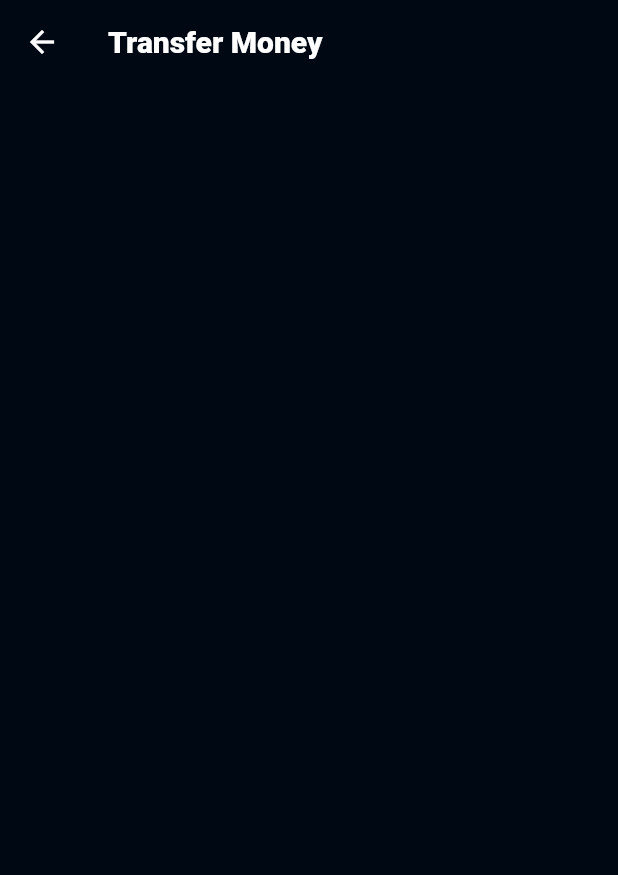
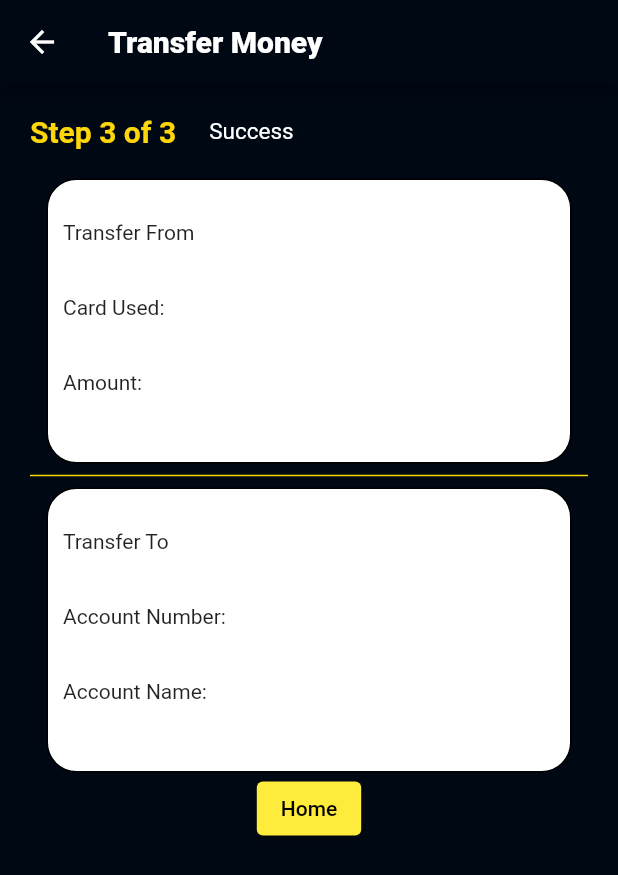
Before and after one commit to LaurenceOfValencia/mobile-banking-app, a Flutter app: the TransferMoneySuccess screen opened directly, on a phone screen of 412 x 824 dp. Shown: the top 875 px of the screen. Run offline on Flutter 3.47's test engine with Material 2 defaults, Android fonts, the phone set to English and light mode, and no system bars.

Commit message:
transfer money screen update
changed files names to accommodate transfer money confirmation screen

```diff
--- a/lib/main.dart
+++ b/lib/main.dart
@@ -1,6 +1,6 @@
 import 'package:flutter/material.dart';
 import 'package:mobile_banking_app/splash_screen.dart';
-
+import 'package:mobile_banking_app/transfer_money_screen.dart';
 
 void main() {
   runApp(const MyApp());
@@ -29,8 +29,7 @@ class MyApp extends StatelessWidget {
         primarySwatch: Colors.yellow,
         canvasColor: const Color(0xff000814),
       ),
-      home: const SplashScreen(),
-
+      home: TransferMoneyScreen(balance),
       debugShowCheckedModeBanner: false,
     );
   }
--- /dev/null
+++ b/lib/transfer_money_success.dart
@@ -0,0 +1,147 @@
+import 'package:flutter/material.dart';
+import 'package:mobile_banking_app/dashboard.dart';
+import 'package:mobile_banking_app/splash_screen.dart';
+
+class TransferMoneySuccess extends StatelessWidget {
+  const TransferMoneySuccess({Key? key}) : super(key: key);
+
+  @override
+  Widget build(BuildContext context) {
+    return Scaffold(
+      appBar: AppBar(
+        backgroundColor: Color(0xFF000814),
+        leading: Builder(
+          builder: (BuildContext context) {
+            return IconButton(
+              icon: const Icon(
+                Icons.arrow_back,
+                color: Colors.white,
+              ),
+              onPressed: () {}, //link back to prev page
+            );
+          },
+        ),
+        title: const Text(
+          "Transfer Money",
+          style: TextStyle(color: Colors.white, fontWeight: FontWeight.w900),
+        ),
+      ),
+      body: SingleChildScrollView(
+        child: Column(
+          children: [
+            SizedBox(
+              child: Row(
+                children: const <Widget>[
+                  Padding(
+                    padding: EdgeInsets.all(20),
+                    child: Text(
+                      'Step 3 of 3',
+                      style: TextStyle(
+                        color: Color(0xFFFFD60A),
+                        fontSize: 20,
+                        fontWeight: FontWeight.w700,
+                      ),
+                    ),
+                  ),
+                  Padding(
+                    padding: EdgeInsets.symmetric(
+                      horizontal: 2,
+                    ),
+                    child: Text(
+                      'Success',
+                      style: TextStyle(
+                        color: Colors.white,
+                        fontSize: 15,
+                        fontWeight: FontWeight.normal,
+                      ),
+                    ),
+                  )
+                ],
+              ),
+            ),
+            Container(
+              height: 190,
+              width: 350,
+              decoration: BoxDecoration(
+                color: Colors.white,
+                border: Border.all(),
+                borderRadius: BorderRadius.all(Radius.circular(20)),
+              ),
+              child: ListView(
+                padding: const EdgeInsets.all(10),
+                children: <Widget>[
+                  Container(
+                    height: 50,
+                    child: const Align(
+                        alignment: Alignment.centerLeft,
+                        child: Text('Transfer From')),
+                  ),
+                  Container(
+                    height: 50,
+                    child: const Align(
+                        alignment: Alignment.centerLeft,
+                        child: Text('Card Used: ')),
+                  ),
+                  Container(
+                    height: 50,
+                    child: const Align(
+                        alignment: Alignment.centerLeft,
+                        child: Text('Amount:')),
+                  ),
+                ],
+              ),
+            ),
+            const Divider(
+              color: Color(0xFFFFD60A),
+              indent: 20,
+              endIndent: 20,
+              thickness: 1,
+            ),
+            Container(
+              height: 190,
+              width: 350,
+              decoration: BoxDecoration(
+                color: Colors.white,
+                border: Border.all(),
+                borderRadius: BorderRadius.all(Radius.circular(20)),
+              ),
+              child: ListView(
+                padding: const EdgeInsets.all(10),
+                children: <Widget>[
+                  Container(
+                    height: 50,
+                    child: const Align(
+                        alignment: Alignment.centerLeft,
+                        child: Text('Transfer To ')),
+                  ),
+                  Container(
+                    height: 50,
+                    child: const Align(
+                        alignment: Alignment.centerLeft,
+                        child: Text('Account Number: ')),
+                  ),
+                  Container(
+                    height: 50,
+                    child: const Align(
+                        alignment: Alignment.centerLeft,
+                        child: Text('Account Name: ')),
+                  ),
+                ],
+              ),
+            ),
+            ElevatedButton(
+                onPressed: () {
+                  Navigator.push(
+                    context,
+                    MaterialPageRoute(builder: (context) => Dashboard(balance)),
+                  );
+                },
+                child: Text(
+                  'Home',
+                ))
+          ],
+        ),
+      ),
+    );
+  }
+}
--- a/lib/transfer_money_success_page.dart
+++ /dev/null
@@ -1,40 +0,0 @@
-// ignore_for_file: prefer_const_constructors
-
-import 'package:flutter/material.dart';
-import 'package:mobile_banking_app/transfer_money_screen.dart';
-
-class TransferMoneySuccess extends StatelessWidget {
-  const TransferMoneySuccess({Key? key}) : super(key: key);
-
-  @override
-  Widget build(BuildContext context) {
-    return Scaffold(
-      appBar: AppBar(
-          title: const Text(
-            "Transfer Money",
-            style: TextStyle(color: Colors.white, fontWeight: FontWeight.w900),
-          ),
-          elevation: 0,
-          backgroundColor: const Color(0xff000814),
-          leading: Builder(
-            builder: (BuildContext context) {
-              return IconButton(
-                icon: const Icon(
-                  Icons.arrow_back,
-                  color: Colors.white,
-                ),
-                onPressed: () {
-                  Navigator.push(
-                    context,
-                    MaterialPageRoute(
-                        builder: (context) =>
-                            TransferMoneyScreen(balance)), //widget.balance
-                  );
-                }, //link back to prev page
-              );
-            },
-          )),
-      body: Column(),
-    );
-  }
-}
```
Also changed, not shown: lib/transfer_money_confirmation_page.dart (added, +156 -0 lines), lib/transfer_money_screen.dart (+35 -24 lines).
